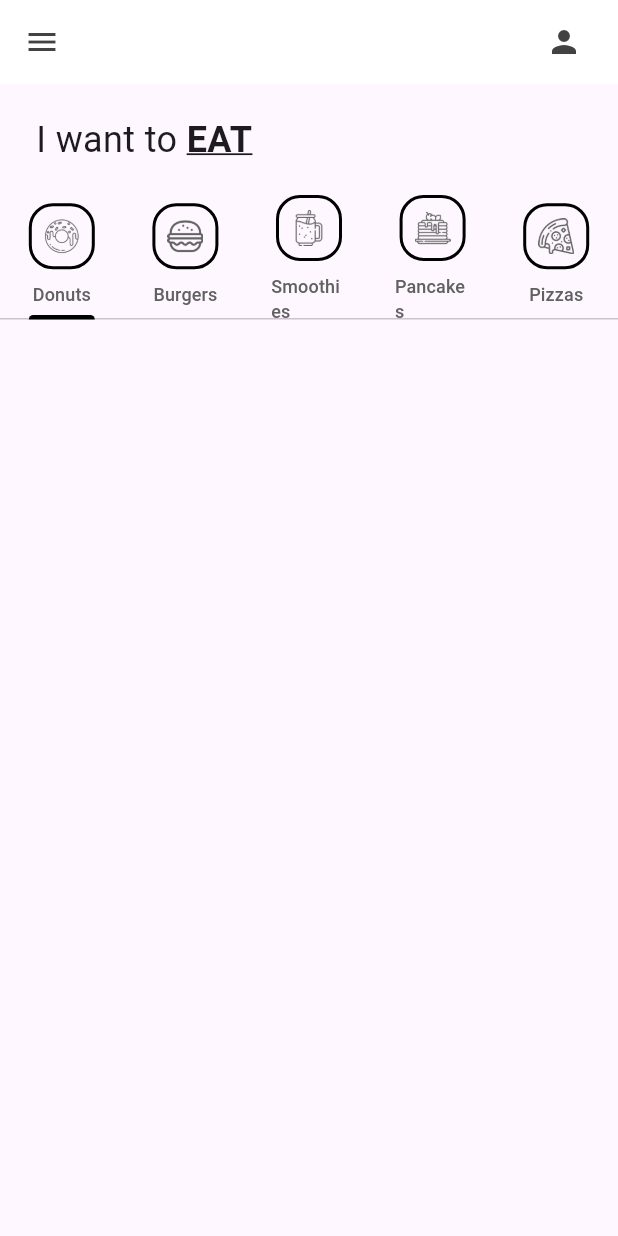
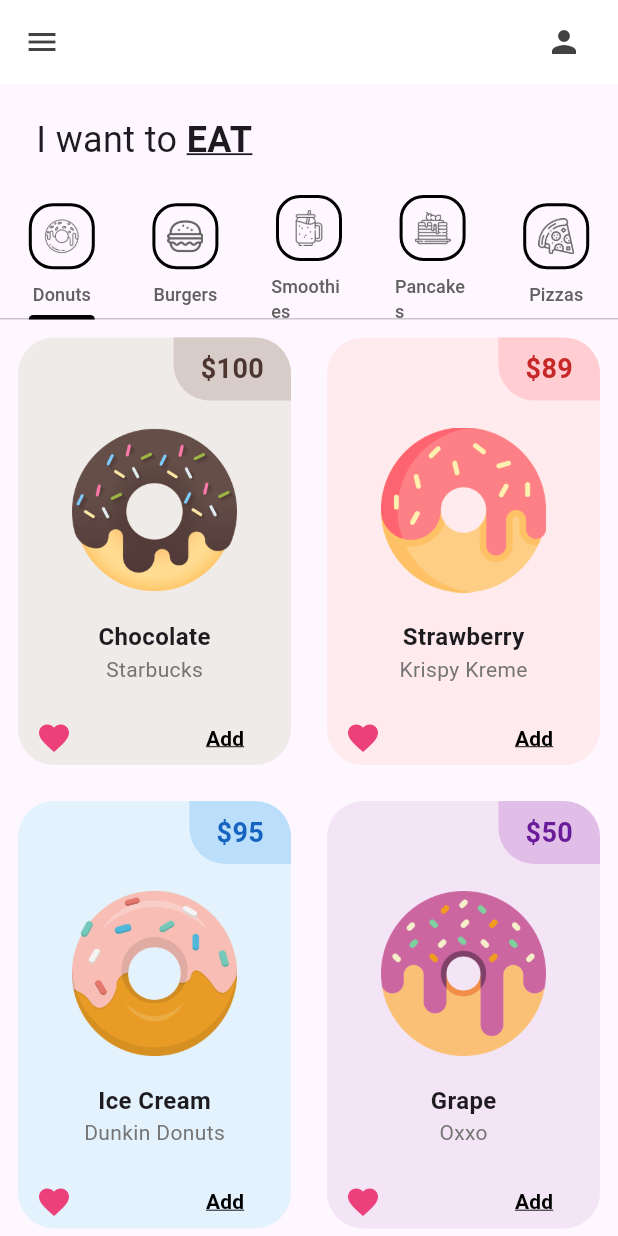
Before and after one commit to MarAguilarLLL/donut_app_8sc, a Flutter app: the screen it shows after launch, on a phone screen of 412 x 824 dp. Run offline on Flutter 3.47's test engine with Material 3 defaults, Android fonts, the phone set to English and light mode, and no system bars.

Commit message:
TabBarView with Tile added

```diff
--- a/lib/screens/home_page.dart
+++ b/lib/screens/home_page.dart
@@ -1,3 +1,9 @@
+import 'package:donut_app_8sc/tab/donut_tab.dart';
+import 'package:donut_app_8sc/tab/burger_tab.dart';
+import 'package:donut_app_8sc/tab/smoothie_tab.dart';
+import 'package:donut_app_8sc/tab/pancake_tab.dart';
+import 'package:donut_app_8sc/tab/pizza_tab.dart';
+
 import 'package:donut_app_8sc/utils/my_tabs.dart';
 import 'package:flutter/material.dart';
 
@@ -96,11 +102,11 @@
               child: TabBarView(
                 children: [
                   // Aquí van los contenidos de cada pestaña
-                  Container(), // Donuts
-                  Container(), // Burgers
-                  Container(), // Smoothies
-                  Container(), // Pancakes
-                  Container(), // Pizzas
+                  DonutTab(), // Donuts
+                  BurgerTab(), // Burgers
+                  SmoothieTab(), // Smoothies
+                  PanCakeTab(), // Pancakes
+                  PizzaTab(), // Pizzas
                 ],
               ),
             ),
--- /dev/null
+++ b/lib/tab/burger_tab.dart
@@ -0,0 +1,11 @@
+import 'package:flutter/material.dart';
+
+class BurgerTab extends StatelessWidget {
+  const BurgerTab({super.key});
+
+  @override
+  Widget build(BuildContext context) {
+    return const Center(
+      child: Text('BurgerTab'),);
+  }
+}
--- /dev/null
+++ b/lib/tab/donut_tab.dart
@@ -0,0 +1,40 @@
+import 'package:donut_app_8sc/utils/donut_tile.dart';
+import 'package:flutter/material.dart';
+
+class DonutTab extends StatelessWidget {
+  DonutTab({super.key});
+
+  //List of donuts
+  final List donutOnSale = [
+    // donutFlavour, donutPrice, donutColor, donutImagePath, donutProvider
+    ['Chocolate', '100', Colors.brown, "lib/images/chocolate_donut.png", 'Starbucks'],
+    ['Strawberry', '89', Colors.red, "lib/images/strawberry_donut.png", 'Krispy Kreme'],
+    ['Ice Cream', '95', Colors.blue, "lib/images/icecream_donut.png", 'Dunkin Donuts'],
+    ['Grape', '50', Colors.purple, "lib/images/grape_donut.png", 'Oxxo']
+  ];
+
+  @override
+  Widget build(BuildContext context) {
+    return GridView.builder(
+      //se encarga de acomodar elementos dentro del grid
+      gridDelegate: SliverGridDelegateWithFixedCrossAxisCount(
+        //numero de columnas
+        crossAxisCount:2,
+        //Aspect Ratio
+        childAspectRatio: 1 / 1.5,
+        ),
+        //Cuantos elemetnos
+        itemCount: donutOnSale.length ,
+      //lo que se va a construir en el grids
+      itemBuilder: (context, index){
+        return DonutTile(
+          donutFlavour: donutOnSale[index][0],
+          donutPrice: donutOnSale[index][1],
+          donutColor: donutOnSale[index][2],
+          donutImagePath: donutOnSale[index][3],
+          donutProvider: donutOnSale[index][4],
+        );
+      }
+    );
+  }
+}
--- /dev/null
+++ b/lib/tab/pancake_tab.dart
@@ -0,0 +1,11 @@
+import 'package:flutter/material.dart';
+
+class PanCakeTab extends StatelessWidget {
+  const PanCakeTab({super.key});
+
+  @override
+  Widget build(BuildContext context) {
+    return const Center(
+      child: Text('PanCakeTab'),);
+  }
+}
--- /dev/null
+++ b/lib/tab/pizza_tab.dart
@@ -0,0 +1,11 @@
+import 'package:flutter/material.dart';
+
+class PizzaTab extends StatelessWidget {
+  const PizzaTab({super.key});
+
+  @override
+  Widget build(BuildContext context) {
+    return const Center(
+      child: Text('PizzaTab'),);
+  }
+}
--- /dev/null
+++ b/lib/tab/smoothie_tab.dart
@@ -0,0 +1,11 @@
+import 'package:flutter/material.dart';
+
+class SmoothieTab extends StatelessWidget {
+  const SmoothieTab({super.key});
+
+  @override
+  Widget build(BuildContext context) {
+    return const Center(
+      child: Text('SmoothieTab'),);
+  }
+}
--- /dev/null
+++ b/lib/utils/donut_tile.dart
@@ -0,0 +1,93 @@
+import 'package:flutter/material.dart';
+
+class DonutTile extends StatelessWidget {
+  final String donutFlavour;
+  final String donutPrice;
+  final dynamic donutColor;
+  final String donutImagePath;
+  final String donutProvider;
+
+  const DonutTile({super.key, required this.donutFlavour, required this.donutPrice, required this.donutColor, required this.donutImagePath, required this.donutProvider});
+
+  @override
+  Widget build(BuildContext context) {
+    return Padding(
+      padding: const EdgeInsets.all(12.0),
+      child: Container(
+        decoration:
+        BoxDecoration(
+          color:donutColor[50],
+          borderRadius: BorderRadius.circular(24),
+        ),
+        child: Column(
+          children: [
+            Row(
+              //Poner a la derecha
+              mainAxisAlignment: MainAxisAlignment.end,
+              children: [
+                Container(
+                  decoration: BoxDecoration(
+                    color: donutColor[100],
+                    borderRadius: BorderRadius.only(
+                      bottomLeft: Radius.circular(24),
+                      topRight: Radius.circular(24),
+                    )
+                  ),
+                  padding: const EdgeInsets.symmetric(
+                  vertical:8,
+                  horizontal: 18,
+                  ),
+                  child: Text(
+                    "\$$donutPrice",
+                    style: TextStyle(
+                      fontWeight: FontWeight.bold,
+                      fontSize:  18,
+                      color:  donutColor[800]
+                    ),
+                  ),
+                ),
+              ],
+            ),
+            //imagen de la dona
+                Padding(
+                  padding: const EdgeInsets.symmetric(
+                    horizontal: 36,
+                    vertical: 18,
+                  ),
+                  child: Image.asset(donutImagePath),
+                ),
+                //nombre de la dona
+                Text(donutFlavour,
+                style: TextStyle(fontSize: 16, fontWeight: FontWeight.bold),
+                ),
+                //tienda de la dona
+                Text(donutProvider, style: TextStyle(color: Colors.grey[600])),
+                //botones
+                Padding(
+                  padding: const EdgeInsets.all(12.0),
+                  child: Row(
+                    mainAxisAlignment: MainAxisAlignment.spaceBetween,
+                    children: [
+                      //Favorito
+                      Icon(Icons.favorite, color:Colors.pink[400]),
+                      //Agregar
+                      TextButton(
+                        onPressed: (){},
+                        child: Text (
+                          'Add',
+                          style: TextStyle(
+                            fontWeight: FontWeight.bold,
+                            color: Colors.black,
+                            decoration: TextDecoration.underline,
+                            ),
+                        ),
+                      ),
+                    ],
+                  ),
+                )
+          ],
+        ),
+      ),
+    );
+  }
+}
```
Also changed, not shown: lib/images/chocolate_donut.png (added), lib/images/grape_donut.png (added), lib/images/icecream_donut.png (added), lib/images/strawberry_donut.png (added).
